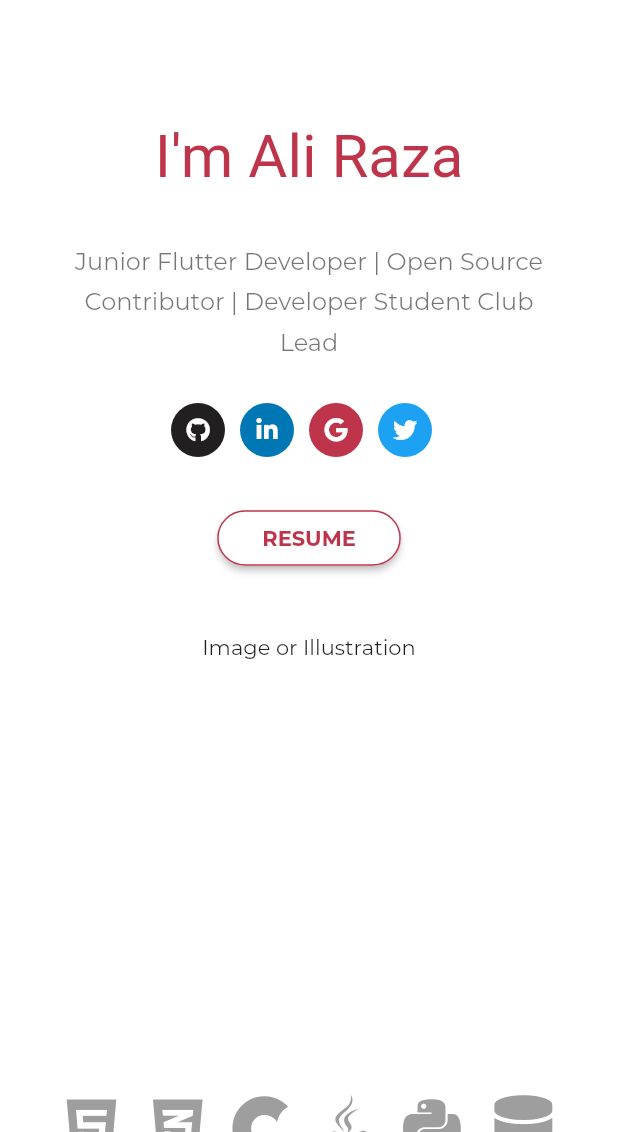
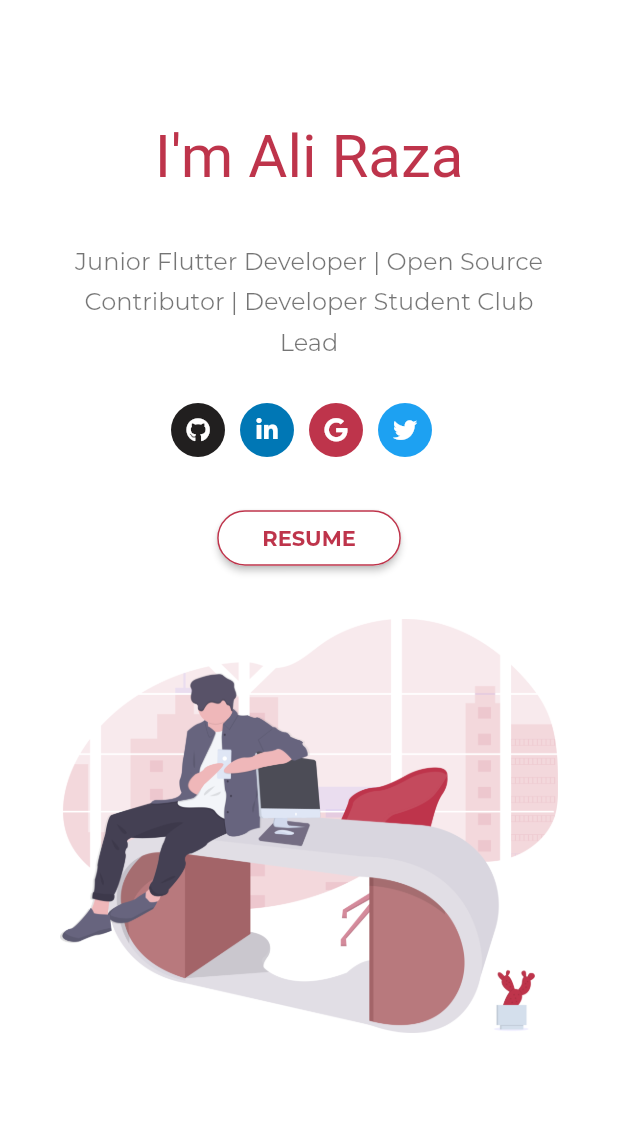
Before and after one commit to alirzadev/devfolio, a Flutter app: the screen it shows after launch, on a phone screen of 412 x 824 dp, the part 104-1236 px from its top. Run offline on Flutter 3.47's test engine with Material 2 defaults, Android fonts, the light colour scheme and no system bars; our stand-ins replace font_awesome_flutter; project files that could hold a hidden picture were left out.

Commit message:
Illustration PNGs added

```diff
--- a/lib/utilities/app_colors.dart
+++ b/lib/utilities/app_colors.dart
@@ -3,6 +3,7 @@ import 'package:flutter/material.dart';
 class AppColors {
   static const Color white = Colors.white;
   static const Color black54 = Colors.black54;
+  static const Color black = Colors.black;
   static const Color grey = Colors.grey;
   static const Color red = Color(0xFFBE344B);
   static const Color orangeAccent = Colors.orangeAccent;
--- a/lib/view/homepage/componenets/intro_section.dart
+++ b/lib/view/homepage/componenets/intro_section.dart
@@ -77,9 +77,13 @@ class IntroSection extends StatelessWidget {
               if (!isMobile(context))
                 Expanded(
                   child: Container(
-                    height: height * 0.7,
-                    padding: const EdgeInsets.all(20),
-                    child: Text('Image or Illustration'),
+                    // height: height * 0.7,
+                    // padding: const EdgeInsets.all(20),
+                    child: Image.asset(
+                      'assets/images/manOnTable.png',
+                      fit: BoxFit.contain,
+                    ),
+                    // child: Text('Image or Illustration'),
                   ),
                 ),
             ],
@@ -87,9 +91,13 @@ class IntroSection extends StatelessWidget {
           if (isMobile(context))
             Container(
               // width: width/3,
-              height: height * 0.3,
-              padding: const EdgeInsets.all(40),
-              child: Text('Image or Illustration'),
+              // height: height * 0.3,
+              padding: const EdgeInsets.only(top: 30),
+              child: Image.asset(
+                'assets/images/manOnTable.png',
+                fit: BoxFit.contain,
+              ),
+              // child: Text('Image or Illustration'),
             )
         ],
       ),
--- a/lib/view/homepage/componenets/skills_section.dart
+++ b/lib/view/homepage/componenets/skills_section.dart
@@ -12,9 +12,11 @@ class SkillsSection extends StatelessWidget {
     double height = MediaQuery.of(context).size.height;
 
     return Padding(
-      padding: EdgeInsets.symmetric(
-        horizontal: isDesktop(context) ? 80 : 40,
-        vertical: 50,
+      padding: EdgeInsets.only(
+        top: 50,
+        bottom: 50,
+        left: isDesktop(context) ? 60 : 40,
+        right: isDesktop(context) ? 80 : 40,
       ),
       child: Column(
         children: [
@@ -23,15 +25,38 @@ class SkillsSection extends StatelessWidget {
               if (!isMobile(context))
                 Expanded(
                   child: Container(
-                    padding: const EdgeInsets.all(20),
-                    height: height * 0.7,
-                    child: Text('Image or Illustration'),
+                    padding:
+                        EdgeInsets.only(right: !isMobile(context) ? 20 : 0),
+                    // height: height * 0.7,
+                    child: Image.asset(
+                      'assets/images/developerActivity.png',
+                      fit: BoxFit.contain,
+                    ),
                   ),
                 ),
               Expanded(
                 child: Column(
                   crossAxisAlignment: CrossAxisAlignment.start,
                   children: [
+                    if (!isMobile(context))
+                      Text(
+                        'Skills',
+                        style: TextStyle(
+                          color: AppColors.black54,
+                          fontSize: isDesktop(context) ? 52 : 32,
+                        ),
+                      ),
+                    if (isMobile(context))
+                      Center(
+                        child: Text(
+                          'Skills',
+                          style: TextStyle(
+                            color: AppColors.black,
+                            fontSize: isDesktop(context) ? 52 : 32,
+                          ),
+                        ),
+                      ),
+                    SizedBox(height: isDesktop(context) ? 40 : 30),
                     Wrap(
                       crossAxisAlignment: WrapCrossAlignment.center,
                       alignment: WrapAlignment.center,
@@ -93,9 +118,13 @@ class SkillsSection extends StatelessWidget {
           ),
           if (isMobile(context))
             Container(
-              padding: const EdgeInsets.all(40),
-              height: height * 0.3,
-              child: Text('Image or Illustration'),
+              padding: const EdgeInsets.only(top: 30),
+              // height: height * 0.3,
+              child: Image.asset(
+                'assets/images/developerActivity.png',
+                fit: BoxFit.contain,
+              ),
+              // child: Text('Image or Illustration'),
             ),
         ],
       ),
--- a/pubspec.yaml
+++ b/pubspec.yaml
@@ -14,6 +14,8 @@ dependencies:
 
   cupertino_icons: ^1.0.2
   font_awesome_flutter: 8.12.0
+#  flutter_svg: ^0.19.3
+#  flutter_svg: 0.19.0
 #  rive: ^0.6.8
 
 dev_dependencies:
```
Also changed, not shown: assets/developerActivity.svg (added), assets/images/developerActivity.png (added), assets/images/manOnTable.png (added), assets/manOnTable.svg (added).
